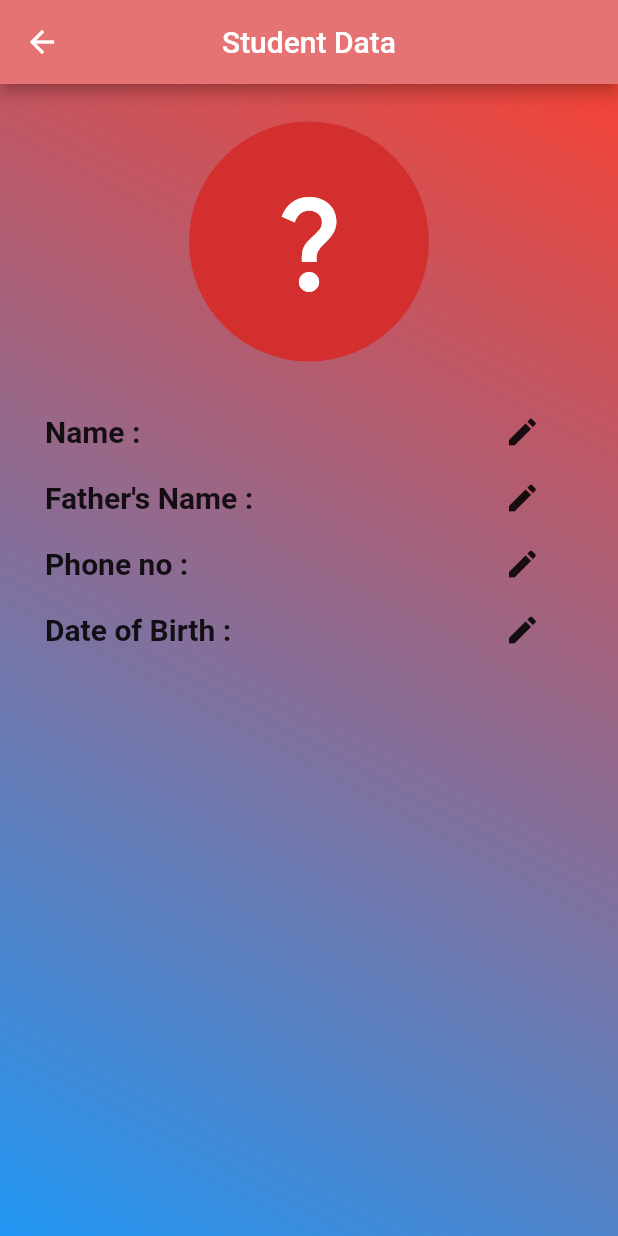
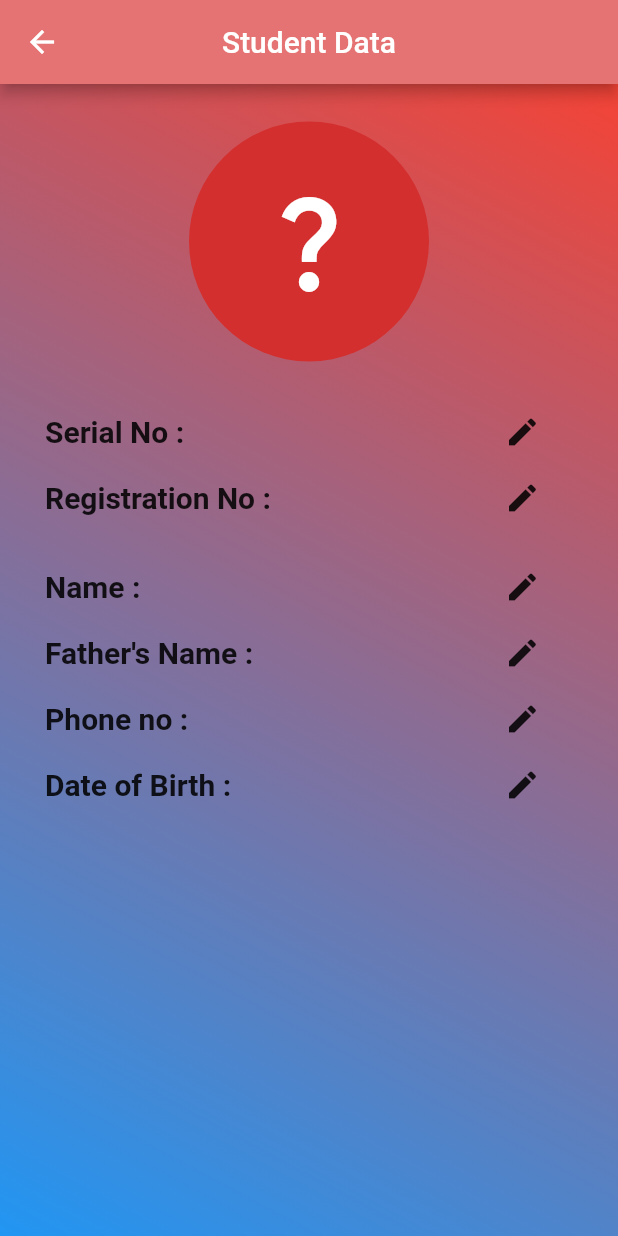
Before and after one commit to Ahmad-Asghar/School-Application, a Flutter app: the viewfirestoredata screen opened directly with empty values, on a phone screen of 412 x 824 dp. Run offline on Flutter 3.47's test engine with Material 2 defaults, Android fonts, the light colour scheme and no system bars; our stand-ins replace cached_network_image, cloud_firestore, date_format, firebase_auth, firebase_core, firebase_database and 5 more; accounts and stored records are empty; network calls fail.

Commit message:
Added som cahnges commit

```diff
--- a/lib/firestore/usernames.dart
+++ b/lib/firestore/usernames.dart
@@ -91,6 +91,7 @@ TextEditingController editcontroller=TextEditingController();
 
       ),
       appBar: AppBar(
+
         actions: [
           IconButton(onPressed: (){
 
--- a/lib/firestore/viewfirestoredata.dart
+++ b/lib/firestore/viewfirestoredata.dart
@@ -3,12 +3,16 @@ import 'package:date_format/date_format.dart';
 import 'package:flutter/material.dart';
 class viewfirestoredata extends StatefulWidget {
 final String imageUrl;
+final String registration_no;
+final String serial_no;
       final String name;
       final String fathername;
       final String phonenumber;
       final String dateofbirth;
    viewfirestoredata(
       {Key? key,
+        required this.registration_no,
+        required this.serial_no,
         required this.imageUrl,
         required this.name,
         required this.fathername,
@@ -59,7 +63,48 @@ class _viewfirestoredataState extends State<viewfirestoredata> {
                     widget.imageUrl),
               ),
               SizedBox(height: 35),
+              Padding(
+                padding:  EdgeInsets.only(left: 30),
+                child: Row(
+                  children: [
+                    Expanded(
+                      flex: 2,
+                      child: Text("Serial No :  "+ widget.serial_no,
+                        style: TextStyle(
+                            fontSize: 20,
+                            fontWeight: FontWeight.bold
+                        ),
+                      ),
+                    ),
+                    Expanded(
+                        flex: 1,
+                        child: Icon(Icons.edit))
+                  ],
+                ),
+              ),
+              SizedBox(height: 20,),
+              Padding(
+                padding:  EdgeInsets.only(left: 30),
+                child: Row(
+                  children: [
+                    Expanded(
+                      flex: 2,
+                      child: Text("Registration No :  "+ widget.registration_no,
+                        style: TextStyle(
+                            fontSize: 20,
+                            fontWeight: FontWeight.bold
+                        ),
+                      ),
+                    ),
+                    Expanded(
+                        flex: 1,
+                        child: Icon(Icons.edit)),
 
+
+                  ],
+                ),
+              ),
+              SizedBox(height: 35),
               Padding(
                 padding:  EdgeInsets.only(left: 30),
                 child: Row(
@@ -135,10 +180,14 @@ class _viewfirestoredataState extends State<viewfirestoredata> {
                     ),
                     Expanded(
                         flex: 1,
-                        child: Icon(Icons.edit))
+                        child: Icon(Icons.edit)),
+
+
                   ],
                 ),
               ),
+
+
 
 
             ],
```
Also changed, not shown: lib/firestore/add_firestore_data.dart (+47 -1 lines), lib/firestore/firestorescreen.dart (+10 -1 lines), lib/views/splash_screen.dart (+20 -4 lines).
